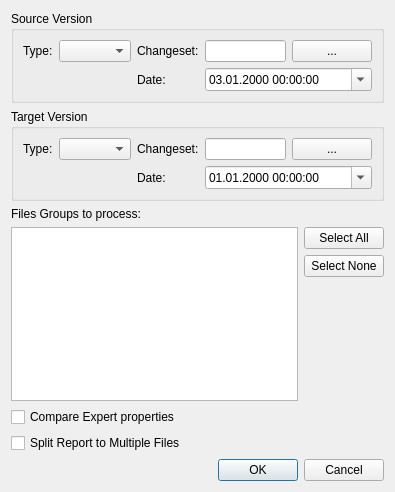
This is u7/Forms/DialogProjectDiff.ui in whiteman-kr/u7set as Qt 5 draws it before an edit. The edited form follows.
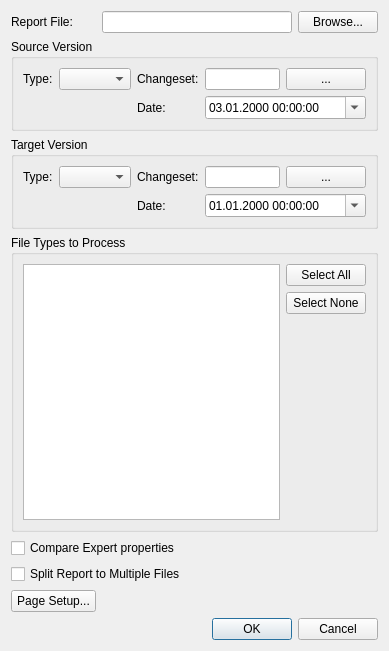
This is the edited form.

Commit message: RPCT-2791, RPCT-2883, u7: User can choose page format in ProjectDiffGenerator and SchemasReportGenerator

Diff of the .ui file:
```diff
--- a/u7/Forms/DialogProjectDiff.ui
+++ b/u7/Forms/DialogProjectDiff.ui
@@ -6,132 +6,22 @@
    <rect>
     <x>0</x>
     <y>0</y>
-    <width>395</width>
-    <height>492</height>
+    <width>389</width>
+    <height>651</height>
    </rect>
   </property>
   <property name="windowTitle">
    <string>Project Differences Report</string>
   </property>
-  <layout class="QGridLayout" name="gridLayout">
-   <item row="3" column="0" rowspan="3" colspan="2">
-    <widget class="QListWidget" name="categoriesList">
-     <property name="modelColumn">
-      <number>0</number>
-     </property>
-    </widget>
-   </item>
-   <item row="5" column="2">
-    <spacer name="verticalSpacer">
-     <property name="orientation">
-      <enum>Qt::Vertical</enum>
-     </property>
-     <property name="sizeHint" stdset="0">
-      <size>
-       <width>20</width>
-       <height>106</height>
-      </size>
-     </property>
-    </spacer>
-   </item>
-   <item row="1" column="0" colspan="3">
-    <widget class="QGroupBox" name="targetGroupBox">
-     <property name="title">
-      <string>Target Version</string>
-     </property>
-     <layout class="QGridLayout" name="gridLayout_3" columnstretch="0,1,0,2,0">
-      <item row="0" column="2">
-       <widget class="QLabel" name="targetChangesetLabel">
-        <property name="text">
-         <string>Changeset:</string>
-        </property>
-       </widget>
-      </item>
-      <item row="0" column="0">
-       <widget class="QLabel" name="targetTypeLabel">
-        <property name="text">
-         <string>Type:</string>
-        </property>
-       </widget>
-      </item>
-      <item row="0" column="1">
-       <widget class="QComboBox" name="targetTypeComboBox"/>
-      </item>
-      <item row="0" column="4">
-       <widget class="QPushButton" name="targetChangesetButton">
-        <property name="text">
-         <string>...</string>
-        </property>
-       </widget>
-      </item>
-      <item row="2" column="2">
-       <widget class="QLabel" name="targetDateLabel">
-        <property name="text">
-         <string>Date:</string>
-        </property>
-       </widget>
-      </item>
-      <item row="2" column="3" colspan="2">
-       <widget class="QDateEdit" name="targetDateEdit">
-        <property name="displayFormat">
-         <string notr="true">dd.MM.yyyy hh:mm:ss</string>
-        </property>
-        <property name="calendarPopup">
-         <bool>true</bool>
-        </property>
-       </widget>
-      </item>
-      <item row="0" column="3">
-       <widget class="QLineEdit" name="targetChangesetLineEdit"/>
-      </item>
-     </layout>
-    </widget>
-   </item>
-   <item row="4" column="2">
-    <widget class="QPushButton" name="buttonSelectNone">
+  <layout class="QGridLayout" name="gridLayout_4">
+   <item row="6" column="0" colspan="2">
+    <widget class="QCheckBox" name="multipleFilesCheck">
      <property name="text">
-      <string>Select None</string>
+      <string>Split Report to Multiple Files</string>
      </property>
     </widget>
    </item>
-   <item row="6" column="0">
-    <widget class="QCheckBox" name="expertPropertiesCheck">
-     <property name="text">
-      <string>Compare Expert properties</string>
-     </property>
-    </widget>
-   </item>
-   <item row="8" column="1" colspan="2">
-    <widget class="QDialogButtonBox" name="buttonBox">
-     <property name="orientation">
-      <enum>Qt::Horizontal</enum>
-     </property>
-     <property name="standardButtons">
-      <set>QDialogButtonBox::Cancel|QDialogButtonBox::Ok</set>
-     </property>
-    </widget>
-   </item>
-   <item row="3" column="2">
-    <widget class="QPushButton" name="buttonSelectAll">
-     <property name="text">
-      <string>Select All</string>
-     </property>
-    </widget>
-   </item>
-   <item row="6" column="1">
-    <spacer name="horizontalSpacer">
-     <property name="orientation">
-      <enum>Qt::Horizontal</enum>
-     </property>
-     <property name="sizeHint" stdset="0">
-      <size>
-       <width>134</width>
-       <height>20</height>
-      </size>
-     </property>
-    </spacer>
-   </item>
-   <item row="0" column="0" colspan="3">
+   <item row="1" column="0" colspan="4">
     <widget class="QGroupBox" name="sourceGroupBox">
      <property name="title">
       <string>Source Version</string>
@@ -200,23 +90,153 @@
      </layout>
     </widget>
    </item>
-   <item row="2" column="0">
-    <widget class="QLabel" name="label">
-     <property name="sizePolicy">
-      <sizepolicy hsizetype="Preferred" vsizetype="Fixed">
-       <horstretch>0</horstretch>
-       <verstretch>0</verstretch>
-      </sizepolicy>
+   <item row="0" column="1" colspan="2">
+    <widget class="QLineEdit" name="reportFileEdit"/>
+   </item>
+   <item row="5" column="2">
+    <spacer name="horizontalSpacer">
+     <property name="orientation">
+      <enum>Qt::Horizontal</enum>
      </property>
+     <property name="sizeHint" stdset="0">
+      <size>
+       <width>134</width>
+       <height>20</height>
+      </size>
+     </property>
+    </spacer>
+   </item>
+   <item row="2" column="0" colspan="4">
+    <widget class="QGroupBox" name="targetGroupBox">
+     <property name="title">
+      <string>Target Version</string>
+     </property>
+     <layout class="QGridLayout" name="gridLayout_3" columnstretch="0,1,0,2,0">
+      <item row="0" column="2">
+       <widget class="QLabel" name="targetChangesetLabel">
+        <property name="text">
+         <string>Changeset:</string>
+        </property>
+       </widget>
+      </item>
+      <item row="0" column="0">
+       <widget class="QLabel" name="targetTypeLabel">
+        <property name="text">
+         <string>Type:</string>
+        </property>
+       </widget>
+      </item>
+      <item row="0" column="1">
+       <widget class="QComboBox" name="targetTypeComboBox"/>
+      </item>
+      <item row="0" column="4">
+       <widget class="QPushButton" name="targetChangesetButton">
+        <property name="text">
+         <string>...</string>
+        </property>
+       </widget>
+      </item>
+      <item row="2" column="2">
+       <widget class="QLabel" name="targetDateLabel">
+        <property name="text">
+         <string>Date:</string>
+        </property>
+       </widget>
+      </item>
+      <item row="2" column="3" colspan="2">
+       <widget class="QDateEdit" name="targetDateEdit">
+        <property name="displayFormat">
+         <string notr="true">dd.MM.yyyy hh:mm:ss</string>
+        </property>
+        <property name="calendarPopup">
+         <bool>true</bool>
+        </property>
+       </widget>
+      </item>
+      <item row="0" column="3">
+       <widget class="QLineEdit" name="targetChangesetLineEdit"/>
+      </item>
+     </layout>
+    </widget>
+   </item>
+   <item row="3" column="0" colspan="4">
+    <widget class="QGroupBox" name="groupBox">
+     <property name="title">
+      <string>File Types to Process</string>
+     </property>
+     <layout class="QGridLayout" name="gridLayout">
+      <item row="0" column="0" rowspan="3">
+       <widget class="QListWidget" name="categoriesList">
+        <property name="modelColumn">
+         <number>0</number>
+        </property>
+       </widget>
+      </item>
+      <item row="0" column="1">
+       <widget class="QPushButton" name="buttonSelectAll">
+        <property name="text">
+         <string>Select All</string>
+        </property>
+       </widget>
+      </item>
+      <item row="1" column="1">
+       <widget class="QPushButton" name="buttonSelectNone">
+        <property name="text">
+         <string>Select None</string>
+        </property>
+       </widget>
+      </item>
+      <item row="2" column="1">
+       <spacer name="verticalSpacer">
+        <property name="orientation">
+         <enum>Qt::Vertical</enum>
+        </property>
+        <property name="sizeHint" stdset="0">
+         <size>
+          <width>20</width>
+          <height>227</height>
+         </size>
+        </property>
+       </spacer>
+      </item>
+     </layout>
+    </widget>
+   </item>
+   <item row="5" column="0" colspan="2">
+    <widget class="QCheckBox" name="expertPropertiesCheck">
      <property name="text">
-      <string>Files Groups to process:</string>
+      <string>Compare Expert properties</string>
+     </property>
+    </widget>
+   </item>
+   <item row="0" column="0">
+    <widget class="QLabel" name="label_2">
+     <property name="text">
+      <string>Report File:</string>
+     </property>
+    </widget>
+   </item>
+   <item row="0" column="3">
+    <widget class="QPushButton" name="fileBrowseButton">
+     <property name="text">
+      <string>Browse...</string>
+     </property>
+    </widget>
+   </item>
+   <item row="8" column="2" colspan="2">
+    <widget class="QDialogButtonBox" name="buttonBox">
+     <property name="orientation">
+      <enum>Qt::Horizontal</enum>
+     </property>
+     <property name="standardButtons">
+      <set>QDialogButtonBox::Cancel|QDialogButtonBox::Ok</set>
      </property>
     </widget>
    </item>
    <item row="7" column="0">
-    <widget class="QCheckBox" name="multipleFilesCheck">
+    <widget class="QPushButton" name="pageSetupButton">
      <property name="text">
-      <string>Split Report to Multiple Files</string>
+      <string>Page Setup...</string>
      </property>
     </widget>
    </item>
```
Left out of the diff: 26 changed lines with no effect on the pictures. The commit also changes 10 other files.
